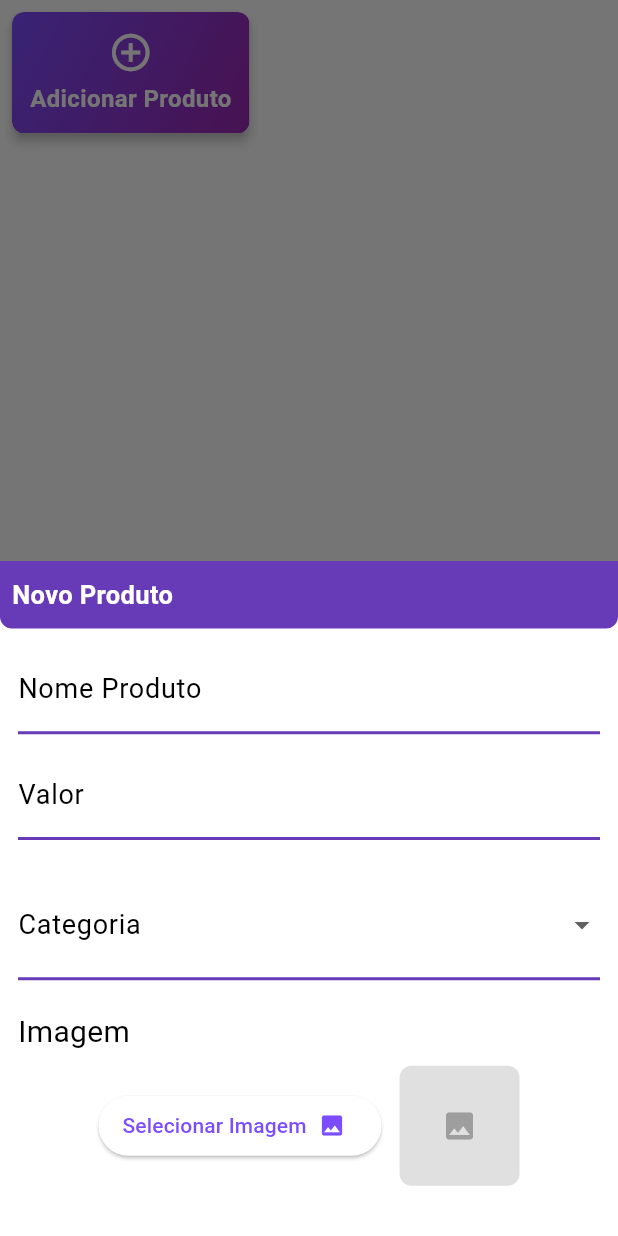
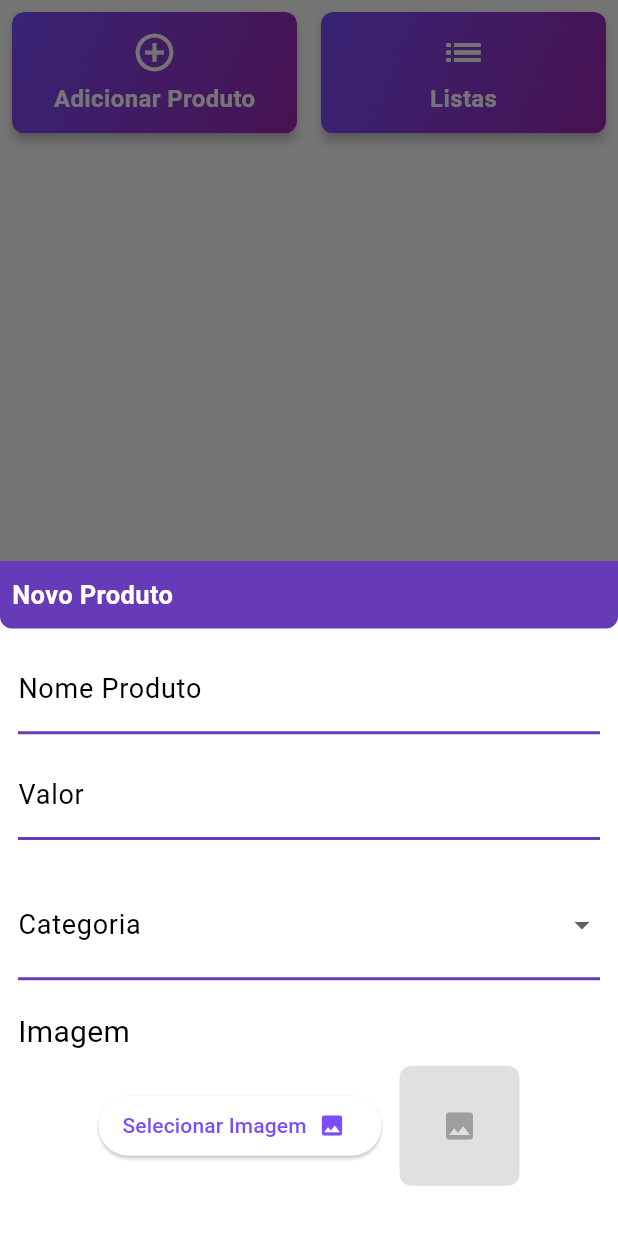
Before and after one commit to Comanda-Digital-PI/comanda_digital, a Flutter app: the ConfigScreen screen opened by its route, after a tap on "Adicionar Produto", on a phone screen of 412 x 824 dp. Run offline on Flutter 3.47's test engine with Material 3 defaults, Android fonts, the light colour scheme and no system bars; our stand-ins replace carousel_slider, freezed_annotation, get, image_picker; missing offline and left inert: flutter_svg_icons.

Commit message:
:sparkles: feat: implementando novo botão ver listas

```diff
--- a/lib/app/screens/configs/config_screen.dart
+++ b/lib/app/screens/configs/config_screen.dart
@@ -15,7 +15,8 @@ class ConfigScreen extends StatelessWidget {
         Row(
           // mainAxisAlignment: MainAxisAlignment.center,
           children: [
-          Padding(
+          Expanded(
+            child: Padding(
               padding: const EdgeInsets.all(8.0),
               child: Card(
                 elevation: 3,
@@ -67,6 +68,62 @@ class ConfigScreen extends StatelessWidget {
                   ),
                 ),
               ),
+            ),
+          ),
+          Expanded(
+            child: Padding(
+              padding: const EdgeInsets.all(8.0),
+              child: Card(
+                elevation: 3,
+                clipBehavior: Clip.antiAlias,
+                shape: RoundedRectangleBorder(
+                  borderRadius: BorderRadius.circular(8),
+                ),
+                margin: EdgeInsets.zero,
+                child: Ink(
+                  decoration: const BoxDecoration(
+                    gradient: LinearGradient(
+                      begin: AlignmentDirectional.topStart,
+                      end: AlignmentDirectional.bottomEnd,
+                      colors: [
+                        Colors.deepPurpleAccent,
+                        Colors.purple,
+                      ],
+                    ),
+                    borderRadius: BorderRadius.all(Radius.circular(8)),
+                  ),
+                  child: InkWell(
+                    onTap: () {
+                       controller.showBottomSheet('produto', 'Novo Produto');
+                    },
+                    highlightColor: Colors.transparent,
+                    borderRadius: BorderRadius.circular(8),
+                    child: const Padding(
+                      padding: EdgeInsets.all(12),
+                      child: Column(
+                        mainAxisSize: MainAxisSize.min,
+                        children:  [
+                          Icon(
+                            Icons.list_outlined,
+                            color: Colors.white,
+                            size: 30,
+                          ),
+                          SizedBox(height: 4),
+                          Text(
+                            'Listas',
+                            style: TextStyle(
+                              color: Colors.white,
+                              fontSize: 16,
+                              fontWeight: FontWeight.bold
+                            ),
+                          ),
+                        ],
+                      ),
+                    ),
+                  ),
+                ),
+              ),
+            ),
           )
 
           ],
```
Also changed, not shown: lib/app/controllers/config_controller.dart (+21 -6 lines), lib/app/screens/home/widgets/product_widget.dart (+22 -7 lines), 8 other files. Lines whose indentation alone changed are shown as unchanged.
